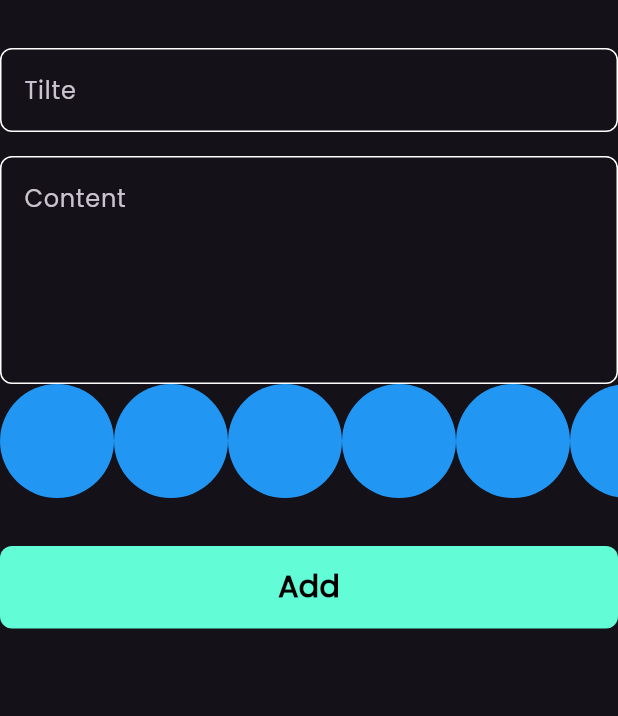
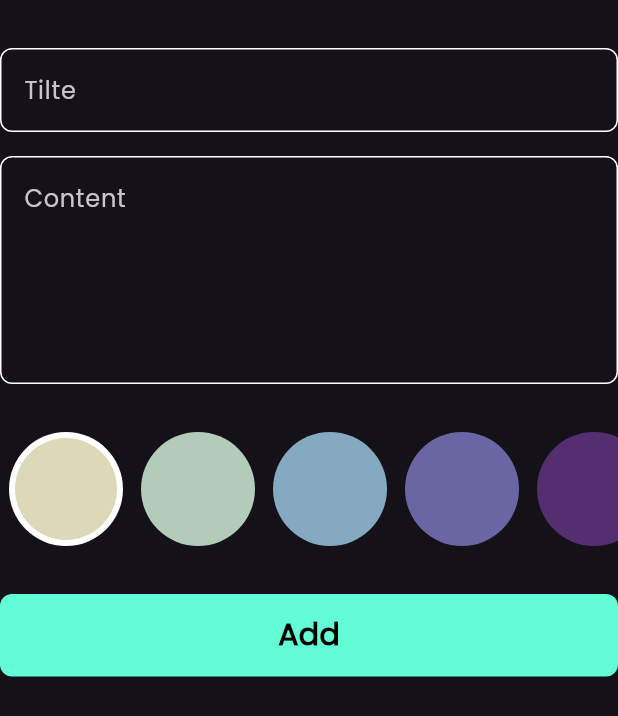
Before and after one commit to mohamed-abdellsalam/notesapp, a Flutter app: the AddNoteForm widget shown alone on an empty page, opened directly, on a phone screen of 412 x 824 dp. Shown: the top 716 px of the screen. Run offline on Flutter 3.47's test engine with Material 3 defaults, Android fonts, the phone set to English and light mode, and no system bars; our stand-ins replace bloc, flutter_bloc, font_awesome_flutter, hive, hive_flutter; accounts and stored records are empty.

Commit message:
feat: enhance ColorListView with active color selection and update AddNoteForm layout

```diff
--- a/lib/views/widgets/add_note_form.dart
+++ b/lib/views/widgets/add_note_form.dart
@@ -46,6 +46,9 @@ class _AddNoteFormState extends State<AddNoteForm> {
             hint: 'Content',
             maxLines: 5,
           ),
+          const SizedBox(
+            height: 32,
+          ),
           const ColorListView(),
           const SizedBox(
             height: 32,
--- a/lib/views/widgets/colors_list_view.dart
+++ b/lib/views/widgets/colors_list_view.dart
@@ -1,29 +1,64 @@
 import 'package:flutter/material.dart';
 
 class ColorItem extends StatelessWidget {
-  const ColorItem({super.key});
-
+  const ColorItem({super.key, required this.isActive, required this.color});
+  final bool isActive;
+  final Color color;
   @override
   Widget build(BuildContext context) {
-    return const CircleAvatar(
-      radius: 38,
-      backgroundColor: Colors.blue,
-    );
+    return isActive
+        ? CircleAvatar(
+            radius: 38,
+            backgroundColor: Colors.white,
+            child: CircleAvatar(
+              radius: 34,
+              backgroundColor: color,
+            ),
+          )
+        : CircleAvatar(
+            radius: 38,
+            backgroundColor: color,
+          );
   }
 }
 
-class ColorListView extends StatelessWidget {
+class ColorListView extends StatefulWidget {
   const ColorListView({super.key});
 
+  @override
+  State<ColorListView> createState() => _ColorListViewState();
+}
+
+class _ColorListViewState extends State<ColorListView> {
+  int currentIndex = 0;
+  List<Color> colors = const [
+    Color(0xffDDD8B8),
+    Color(0xffB3CBB9),
+    Color(0xff84A9C0),
+    Color(0xff6A66A3),
+    Color(0xff542E71),
+  ];
   @override
   Widget build(BuildContext context) {
     return SizedBox(
       height: 38 * 2, // raduis * 2
       child: ListView.builder(
-          itemCount: 10,
+          itemCount: colors.length,
           scrollDirection: Axis.horizontal,
           itemBuilder: (context, index) {
-            return const ColorItem();
+            return Padding(
+              padding: const EdgeInsets.symmetric(horizontal: 6),
+              child: GestureDetector(
+                onTap: () {
+                  currentIndex = index;
+                  setState(() {});
+                },
+                child: ColorItem(
+                  isActive: currentIndex == index,
+                  color: colors[index],
+                ),
+              ),
+            );
           }),
     );
   }
```
